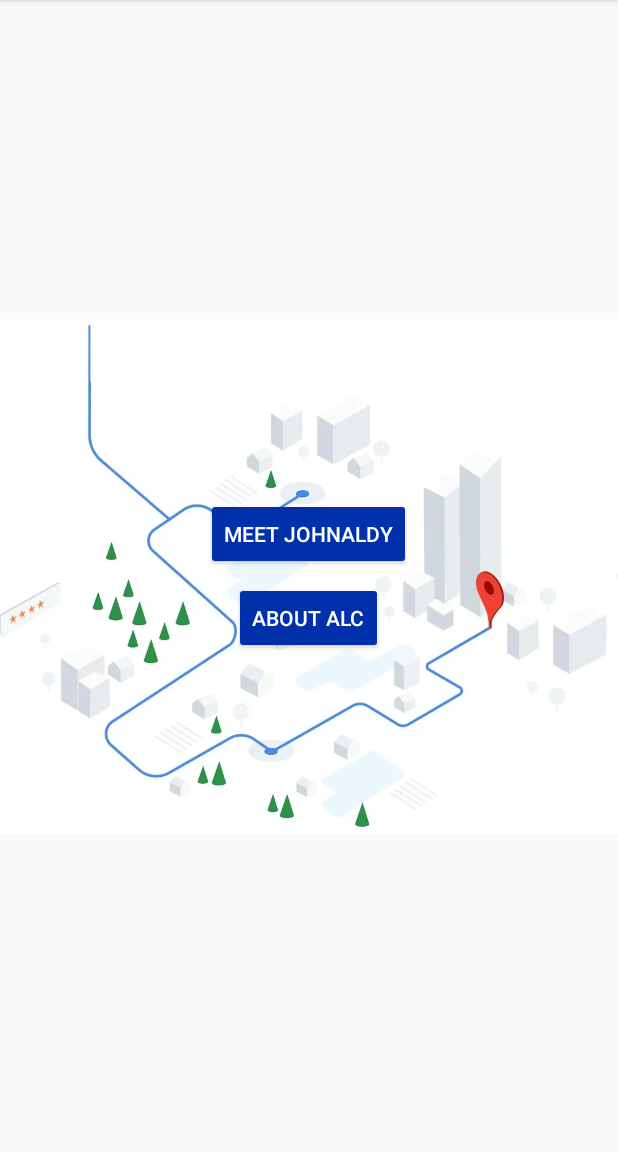
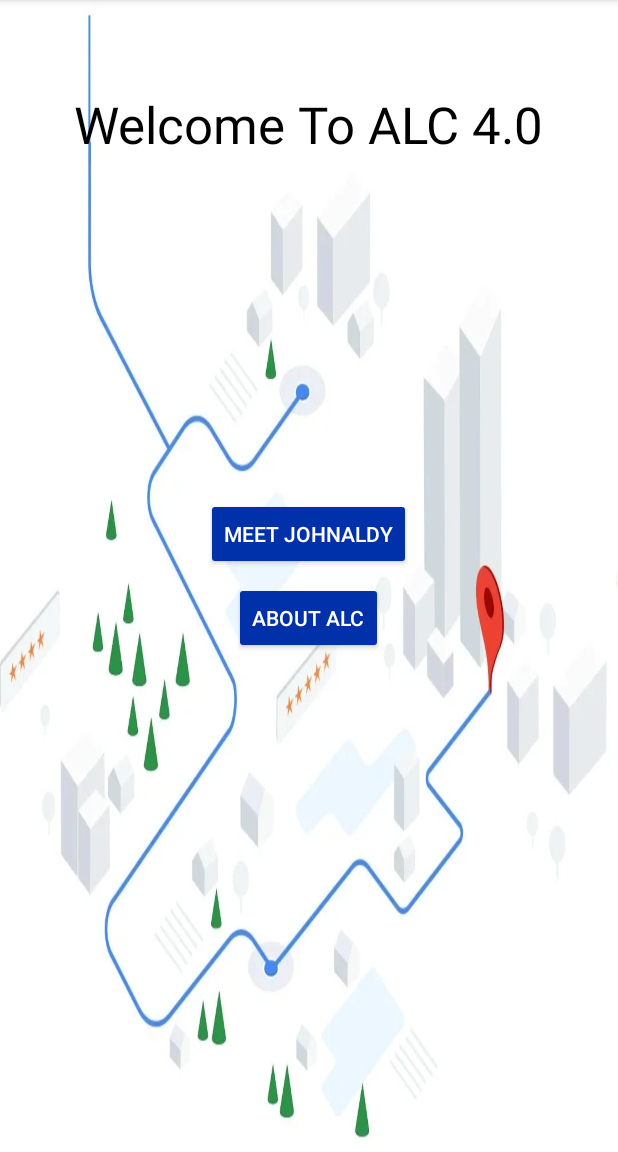
Before and after one commit to Johnaldy/ALCChallenge10, an Android app: the screen it shows after launch (MainActivity), on a phone screen of 412 x 824 dp, the part 84-1236 px from its top. Run offline under Robolectric (Android 15) with nearby library versions, the phone set to English and light mode, and no system bars.

Commit message:
Landing page edit, background fill and welcome note

```diff
--- a/app/src/main/AndroidManifest.xml
+++ b/app/src/main/AndroidManifest.xml
@@ -6,9 +6,9 @@
 
     <application
         android:allowBackup="true"
-        android:icon="@mipmap/ic_launcher"
+        android:icon="@drawable/ic_local_florist_black_24dp"
         android:label="@string/app_name"
-        android:roundIcon="@mipmap/ic_launcher_round"
+        android:roundIcon="@drawable/ic_local_florist_black_24dp"
         android:supportsRtl="true"
         android:theme="@style/AppTheme">
         <activity android:name=".MeetJohnaldy"
--- a/app/src/main/res/layout/activity_main.xml
+++ b/app/src/main/res/layout/activity_main.xml
@@ -10,14 +10,24 @@
     <ImageView
         android:layout_width="match_parent"
         android:layout_height="match_parent"
-        android:scaleType="fitCenter"
+        android:scaleType="fitXY"
         android:src="@drawable/background" />
+    <TextView
+        android:layout_width="wrap_content"
+        android:layout_height="wrap_content"
+        android:text="@string/welcome"
+        android:layout_gravity="center_horizontal"
+        android:layout_marginTop="60dp"
+        android:textAppearance="@style/TextAppearance.AppCompat.Display1"
+        android:textColor="#000000"/>
 
     <LinearLayout
         android:layout_width="wrap_content"
         android:layout_height="wrap_content"
         android:layout_gravity="center"
         android:orientation="vertical">
+
+
 
         <Button
             android:id="@+id/about_john"
--- a/app/src/main/res/values/strings.xml
+++ b/app/src/main/res/values/strings.xml
@@ -13,4 +13,5 @@
     <string name="country_name">Nigeria</string>
     <string name="about_alc">about alc</string>
     <string name="meet_johnaldy">meet johnaldy</string>
+    <string name="welcome">Welcome To ALC 4.0</string>
 </resources>
```
